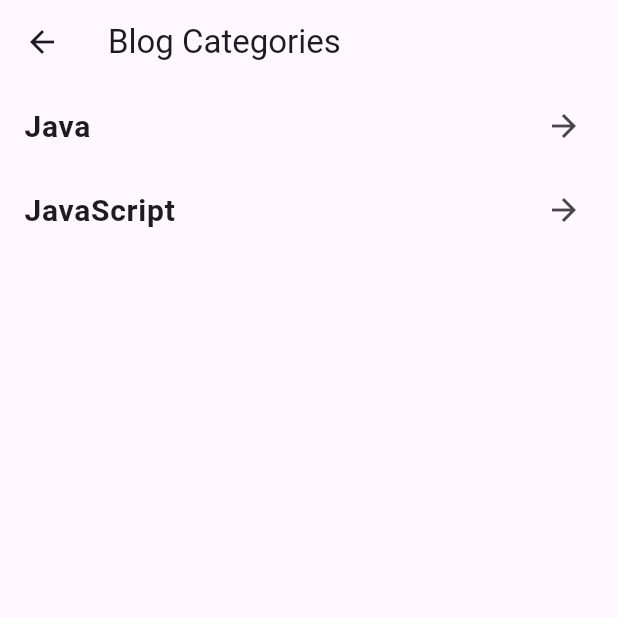
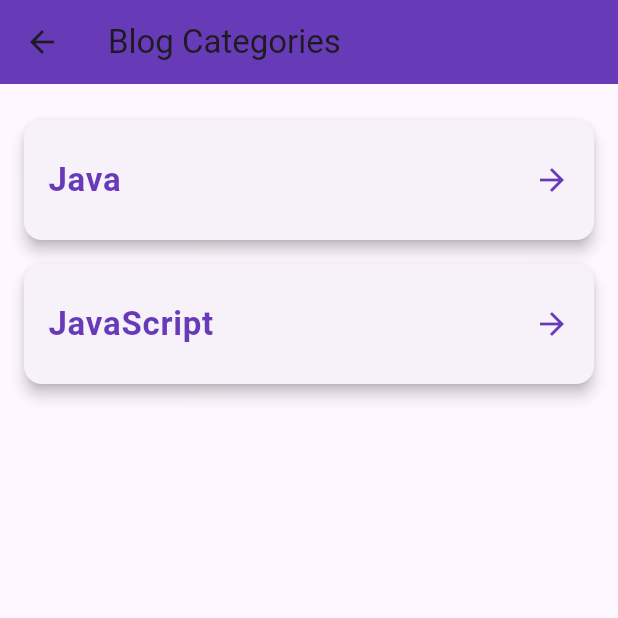
Before and after one commit to ThanhNhan203/Portofilo, a Flutter app: the BlogSection screen opened directly, on a phone screen of 412 x 824 dp, the top half of it. Run offline on Flutter 3.47's test engine with Material 3 defaults, Android fonts, the phone set to English and light mode, and no system bars; our stand-ins replace font_awesome_flutter.

Commit message:
[feat] Fix Blog

```diff
--- a/lib/screen/Blog/blog_section.dart
+++ b/lib/screen/Blog/blog_section.dart
@@ -9,14 +9,32 @@ class BlogSection extends StatelessWidget {
     return Scaffold(
       appBar: AppBar(
         title: Text("Blog Categories"),
+        backgroundColor: Colors.deepPurple, // Màu sắc AppBar
       ),
-      body: ListView.builder(
+      body: Padding(
+        padding: const EdgeInsets.all(16.0), // Khoảng cách giữa các phần tử
+        child: ListView.builder(
           itemCount: categories.length,
           itemBuilder: (context, index) {
-          return ListTile(
-            title: Text(categories[index],
-                style: TextStyle(fontSize: 20, fontWeight: FontWeight.bold)),
-            trailing: Icon(Icons.arrow_forward),
+            return Card(
+              elevation: 4, // Độ bóng của Card
+              shape: RoundedRectangleBorder(
+                borderRadius: BorderRadius.circular(12), // Bo tròn góc
+              ),
+              margin: EdgeInsets.symmetric(
+                  vertical: 8), // Khoảng cách giữa các Card
+              child: ListTile(
+                contentPadding:
+                    EdgeInsets.symmetric(horizontal: 16, vertical: 12),
+                title: Text(
+                  categories[index],
+                  style: TextStyle(
+                    fontSize: 22,
+                    fontWeight: FontWeight.w600, // Kiểu chữ đậm vừa phải
+                    color: Colors.deepPurple, // Màu sắc cho tiêu đề
+                  ),
+                ),
+                trailing: Icon(Icons.arrow_forward, color: Colors.deepPurple),
                 onTap: () {
                   Navigator.push(
                     context,
@@ -26,8 +44,10 @@ class BlogSection extends StatelessWidget {
                     ),
                   );
                 },
+              ),
             );
           },
+        ),
       ),
     );
   }
--- a/pubspec.yaml
+++ b/pubspec.yaml
@@ -36,6 +36,7 @@ dependencies:
   cupertino_icons: ^1.0.8
   lottie: ^2.6.0
   google_fonts: ^6.2.1
+  url_launcher: ^6.0.10
 dev_dependencies:
   flutter_test:
     sdk: flutter
@@ -63,6 +64,7 @@ flutter:
     - assets/experience/
     - assets/blog/
     - assets/images/
+    - assets/anhnen.png
   # To add assets to your application, add an assets section, like this:
   # assets:
   #   - images/a_dot_burr.jpeg
```
Also changed, not shown: assets/blog/blog_data.json (+9 -16 lines), lib/screen/contact_section.dart (+60 -11 lines), assets/anhnen.png (added), flutter_02.png (added), pubspec.lock, 6 other files. Lines whose indentation alone changed are shown as unchanged.
